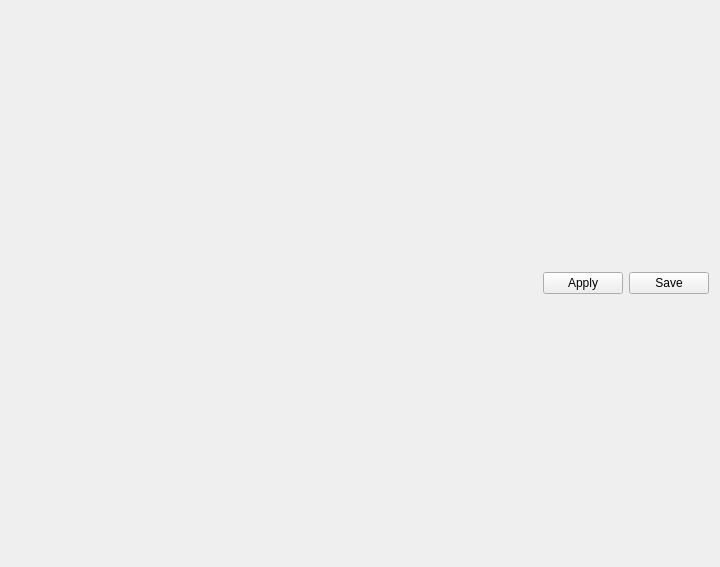
Above: ground/openpilotgcs/src/plugins/config/camerastabilization.ui from openpilot/OpenPilot before the change. Below: the same form after it.
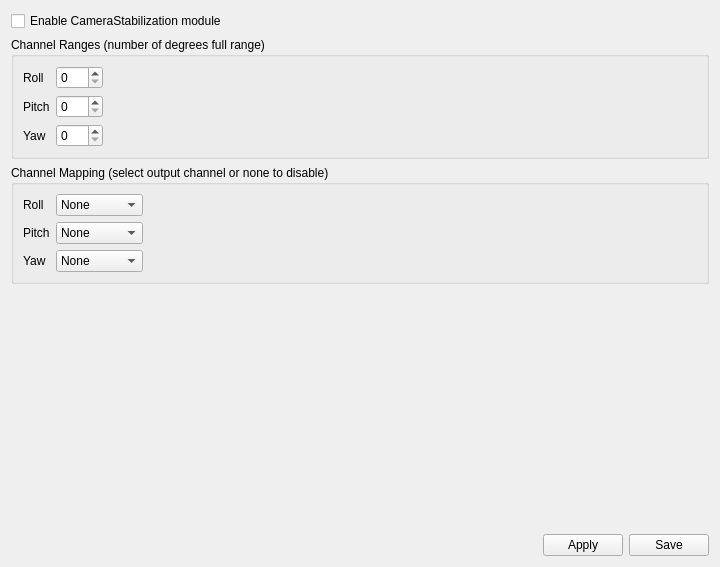
That is the form after the change. Icons and pictures are not drawn.

Commit message: CameraStabilization: UI Seems to be working now.

What changed in the file:
```diff
--- a/ground/openpilotgcs/src/plugins/config/camerastabilization.ui
+++ b/ground/openpilotgcs/src/plugins/config/camerastabilization.ui
@@ -13,7 +13,315 @@
   <property name="windowTitle">
    <string>Form</string>
   </property>
-  <layout class="QVBoxLayout" name="verticalLayout">
+  <layout class="QVBoxLayout" name="verticalLayout_2">
+   <item>
+    <widget class="QCheckBox" name="enableCameraStabilization">
+     <property name="text">
+      <string>Enable CameraStabilization module</string>
+     </property>
+    </widget>
+   </item>
+   <item>
+    <widget class="QGroupBox" name="groupBox">
+     <property name="title">
+      <string>Channel Ranges (number of degrees full range)</string>
+     </property>
+     <layout class="QHBoxLayout" name="horizontalLayout">
+      <item>
+       <layout class="QFormLayout" name="formLayout_2">
+        <item row="2" column="0">
+         <widget class="QLabel" name="label_2">
+          <property name="text">
+           <string>Pitch</string>
+          </property>
+         </widget>
+        </item>
+        <item row="3" column="0">
+         <widget class="QLabel" name="label_3">
+          <property name="text">
+           <string>Yaw</string>
+          </property>
+         </widget>
+        </item>
+        <item row="1" column="0">
+         <widget class="QLabel" name="label">
+          <property name="text">
+           <string>Roll</string>
+          </property>
+         </widget>
+        </item>
+        <item row="1" column="1">
+         <widget class="QSpinBox" name="rollOutputRange">
+          <property name="maximum">
+           <number>180</number>
+          </property>
+         </widget>
+        </item>
+        <item row="2" column="1">
+         <widget class="QSpinBox" name="pitchOutputRange">
+          <property name="maximum">
+           <number>180</number>
+          </property>
+         </widget>
+        </item>
+        <item row="3" column="1">
+         <widget class="QSpinBox" name="yawOutputRange">
+          <property name="maximum">
+           <number>180</number>
+          </property>
+         </widget>
+        </item>
+       </layout>
+      </item>
+      <item>
+       <spacer name="horizontalSpacer_4">
+        <property name="orientation">
+         <enum>Qt::Horizontal</enum>
+        </property>
+        <property name="sizeHint" stdset="0">
+         <size>
+          <width>40</width>
+          <height>20</height>
+         </size>
+        </property>
+       </spacer>
+      </item>
+      <item>
+       <spacer name="horizontalSpacer_2">
+        <property name="orientation">
+         <enum>Qt::Horizontal</enum>
+        </property>
+        <property name="sizeHint" stdset="0">
+         <size>
+          <width>212</width>
+          <height>20</height>
+         </size>
+        </property>
+       </spacer>
+      </item>
+     </layout>
+    </widget>
+   </item>
+   <item>
+    <widget class="QGroupBox" name="groupBox_2">
+     <property name="title">
+      <string>Channel Mapping (select output channel or none to disable)</string>
+     </property>
+     <layout class="QHBoxLayout" name="horizontalLayout_2">
+      <item>
+       <layout class="QFormLayout" name="formLayout">
+        <item row="2" column="0">
+         <widget class="QLabel" name="label_4">
+          <property name="text">
+           <string>Roll</string>
+          </property>
+         </widget>
+        </item>
+        <item row="2" column="1">
+         <widget class="QComboBox" name="rollChannel">
+          <item>
+           <property name="text">
+            <string>None</string>
+           </property>
+          </item>
+          <item>
+           <property name="text">
+            <string>Channel 1</string>
+           </property>
+          </item>
+          <item>
+           <property name="text">
+            <string>Channel 2</string>
+           </property>
+          </item>
+          <item>
+           <property name="text">
+            <string>Channel 3</string>
+           </property>
+          </item>
+          <item>
+           <property name="text">
+            <string>Channel 4</string>
+           </property>
+          </item>
+          <item>
+           <property name="text">
+            <string>Channel 5</string>
+           </property>
+          </item>
+          <item>
+           <property name="text">
+            <string>Channel 6</string>
+           </property>
+          </item>
+          <item>
+           <property name="text">
+            <string>Channel 7</string>
+           </property>
+          </item>
+          <item>
+           <property name="text">
+            <string>Channel 8</string>
+           </property>
+          </item>
+         </widget>
+        </item>
+        <item row="4" column="1">
+         <widget class="QComboBox" name="yawChannel">
+          <item>
+           <property name="text">
+            <string>None</string>
+           </property>
+          </item>
+          <item>
+           <property name="text">
+            <string>Channel 1</string>
+           </property>
+          </item>
+          <item>
+           <property name="text">
+            <string>Channel 2</string>
+           </property>
+          </item>
+          <item>
+           <property name="text">
+            <string>Channel 3</string>
+           </property>
+          </item>
+          <item>
+           <property name="text">
+            <string>Channel 4</string>
+           </property>
+          </item>
+          <item>
+           <property name="text">
+            <string>Channel 5</string>
+           </property>
+          </item>
+          <item>
+           <property name="text">
+            <string>Channel 6</string>
+           </property>
+          </item>
+          <item>
+           <property name="text">
+            <string>Channel 7</string>
+           </property>
+          </item>
+          <item>
+           <property name="text">
+            <string>Channel 8</string>
+           </property>
+          </item>
+         </widget>
+        </item>
+        <item row="3" column="0">
+         <widget class="QLabel" name="label_5">
+          <property name="text">
+           <string>Pitch</string>
+          </property>
+         </widget>
+        </item>
+        <item row="3" column="1">
+         <widget class="QComboBox" name="pitchChannel">
+          <item>
+           <property name="text">
+            <string>None</string>
+           </property>
+          </item>
+          <item>
+           <property name="text">
+            <string>Channel 1</string>
+           </property>
+          </item>
+          <item>
+           <property name="text">
+            <string>Channel 2</string>
+           </property>
+          </item>
+          <item>
+           <property name="text">
+            <string>Channel 3</string>
+           </property>
+          </item>
+          <item>
+           <property name="text">
+            <string>Channel 4</string>
+           </property>
+          </item>
+          <item>
+           <property name="text">
+            <string>Channel 5</string>
+           </property>
+          </item>
+          <item>
+           <property name="text">
+            <string>Channel 6</string>
+           </property>
+          </item>
+          <item>
+           <property name="text">
+            <string>Channel 7</string>
+           </property>
+          </item>
+          <item>
+           <property name="text">
+            <string>Channel 8</string>
+           </property>
+          </item>
+         </widget>
+        </item>
+        <item row="4" column="0">
+         <widget class="QLabel" name="label_6">
+          <property name="text">
+           <string>Yaw</string>
+          </property>
+         </widget>
+        </item>
+       </layout>
+      </item>
+      <item>
+       <spacer name="horizontalSpacer_5">
+        <property name="orientation">
+         <enum>Qt::Horizontal</enum>
+        </property>
+        <property name="sizeHint" stdset="0">
+         <size>
+          <width>40</width>
+          <height>20</height>
+         </size>
+        </property>
+       </spacer>
+      </item>
+      <item>
+       <spacer name="horizontalSpacer_3">
+        <property name="orientation">
+         <enum>Qt::Horizontal</enum>
+        </property>
+        <property name="sizeHint" stdset="0">
+         <size>
+          <width>212</width>
+          <height>20</height>
+         </size>
+        </property>
+       </spacer>
+      </item>
+     </layout>
+    </widget>
+   </item>
+   <item>
+    <spacer name="verticalSpacer">
+     <property name="orientation">
+      <enum>Qt::Vertical</enum>
+     </property>
+     <property name="sizeHint" stdset="0">
+      <size>
+       <width>20</width>
+       <height>40</height>
+      </size>
+     </property>
+    </spacer>
+   </item>
    <item>
     <layout class="QHBoxLayout" name="submitButtons">
      <item>
```
Left out of the diff: 12 changed lines with no effect on the pictures. The commit also changes 3 other files.
